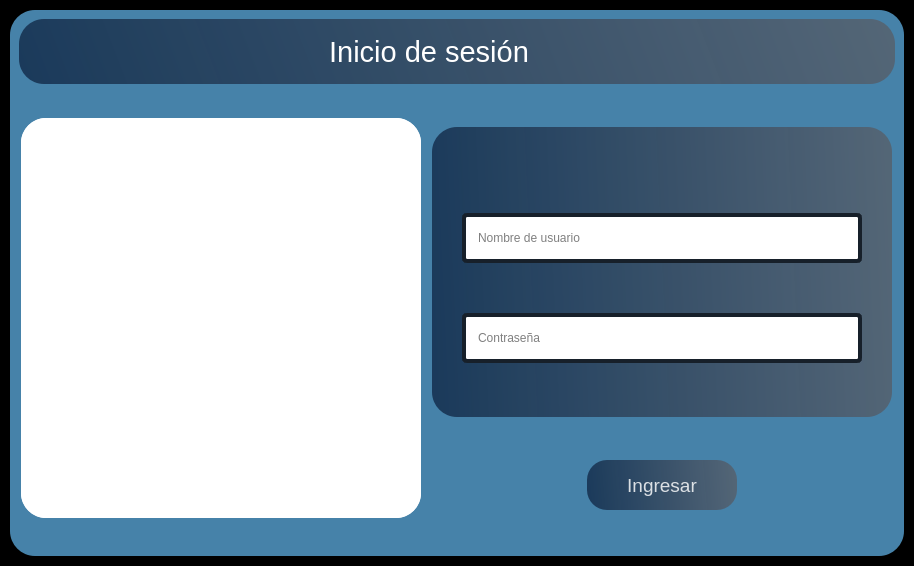
Old version of the form interfaces/loggin.ui in the repository Reinaldito04/App-Consultas-y-Historias-Medicas.
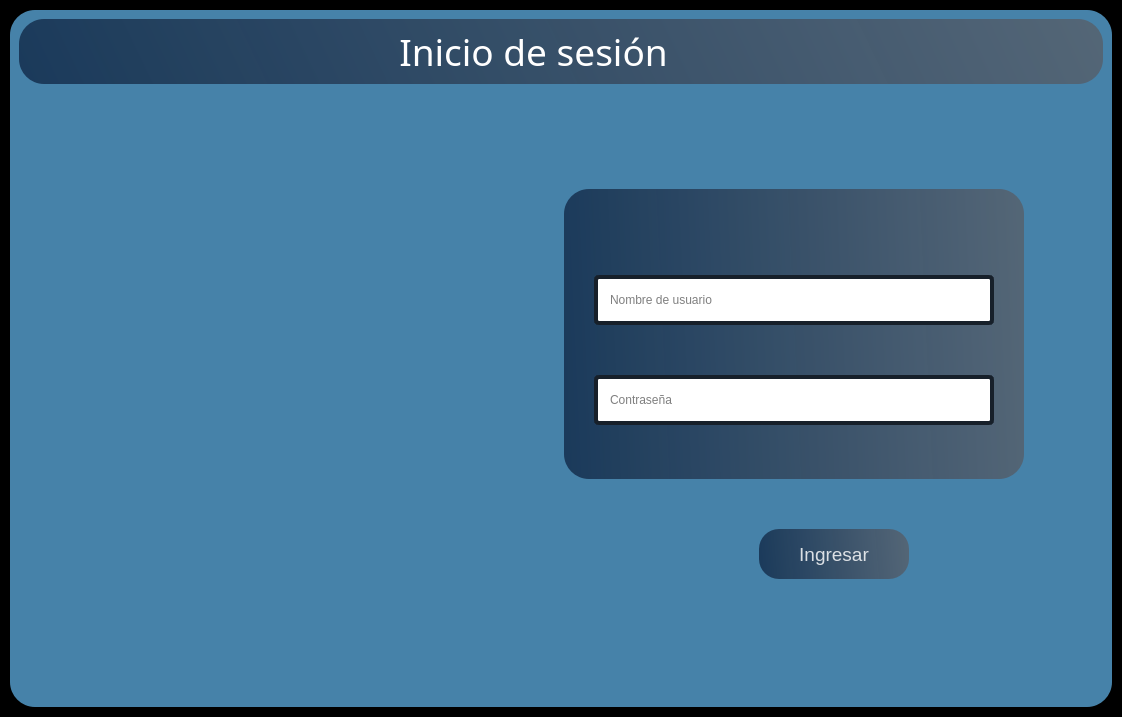
New version of the form. Icons and pictures are not drawn.

Patch:
```diff
--- a/interfaces/loggin.ui
+++ b/interfaces/loggin.ui
@@ -6,8 +6,8 @@
    <rect>
     <x>0</x>
     <y>0</y>
-    <width>914</width>
-    <height>566</height>
+    <width>1122</width>
+    <height>717</height>
    </rect>
   </property>
   <property name="sizePolicy">
@@ -20,7 +20,7 @@
    <string>MainWindow</string>
   </property>
   <widget class="QWidget" name="centralwidget">
-   <layout class="QHBoxLayout" name="horizontalLayout">
+   <layout class="QVBoxLayout" name="verticalLayout_7">
     <property name="spacing">
      <number>0</number>
     </property>
@@ -115,18 +115,18 @@
                 <widget class="QLabel" name="label_3">
                  <property name="font">
                   <font>
-                   <family>MS Shell Dlg 2</family>
-                   <pointsize>22</pointsize>
-                   <weight>9</weight>
+                   <family>Segoe UI Black</family>
+                   <pointsize>28</pointsize>
+                   <weight>10</weight>
                    <italic>false</italic>
                    <bold>false</bold>
                   </font>
                  </property>
                  <property name="styleSheet">
                   <string notr="true">QLabel{
-background-color:none;
+	font: 87 28pt &quot;Segoe UI Black&quot;;
 color:white;
-	font: 75 22pt &quot;MS Shell Dlg 2&quot;;
+background-color:none;
 }</string>
                  </property>
                  <property name="text">
@@ -190,62 +190,51 @@
             </layout>
            </widget>
           </item>
+          <item>
+           <spacer name="verticalSpacer_10">
+            <property name="orientation">
+             <enum>Qt::Vertical</enum>
+            </property>
+            <property name="sizeHint" stdset="0">
+             <size>
+              <width>20</width>
+              <height>35</height>
+             </size>
+            </property>
+           </spacer>
+          </item>
           <item>
            <layout class="QHBoxLayout" name="horizontalLayout_6">
             <item>
-             <spacer name="horizontalSpacer_13">
-              <property name="orientation">
-               <enum>Qt::Horizontal</enum>
-              </property>
-              <property name="sizeHint" stdset="0">
-               <size>
-                <width>40</width>
-                <height>20</height>
-               </size>
-              </property>
-             </spacer>
-            </item>
-            <item>
-             <widget class="QFrame" name="frame_4">
-              <property name="minimumSize">
-               <size>
-                <width>400</width>
-                <height>400</height>
-               </size>
-              </property>
-              <property name="maximumSize">
-               <size>
-                <width>400</width>
-                <height>400</height>
-               </size>
-              </property>
-              <property name="styleSheet">
-               <string notr="true">QFrame{
-background-color:white;
-}</string>
-              </property>
-              <property name="frameShape">
-               <enum>QFrame::StyledPanel</enum>
-              </property>
-              <property name="frameShadow">
-               <enum>QFrame::Raised</enum>
-              </property>
               <layout class="QVBoxLayout" name="verticalLayout_4">
-               <property name="spacing">
-                <number>0</number>
-               </property>
-               <property name="leftMargin">
-                <number>0</number>
-               </property>
-               <property name="topMargin">
-                <number>0</number>
-               </property>
-               <property name="rightMargin">
-                <number>0</number>
-               </property>
-               <property name="bottomMargin">
-                <number>0</number>
-               </property>
+              <item>
+               <spacer name="verticalSpacer_8">
+                <property name="orientation">
+                 <enum>Qt::Vertical</enum>
+                </property>
+                <property name="sizeHint" stdset="0">
+                 <size>
+                  <width>20</width>
+                  <height>40</height>
+                 </size>
+                </property>
+               </spacer>
+              </item>
+              <item>
+               <layout class="QHBoxLayout" name="horizontalLayout">
+                <item>
+                 <spacer name="horizontalSpacer_10">
+                  <property name="orientation">
+                   <enum>Qt::Horizontal</enum>
+                  </property>
+                  <property name="sizeHint" stdset="0">
+                   <size>
+                    <width>40</width>
+                    <height>20</height>
+                   </size>
+                  </property>
+                 </spacer>
+                </item>
                <item>
                 <widget class="QLabel" name="label">
                  <property name="minimumSize">
@@ -263,35 +252,20 @@
                  <property name="styleSheet">
                   <string notr="true">QLabel{
 border:none;
-}</string>
+}
+</string>
                  </property>
                  <property name="text">
                   <string/>
                  </property>
                  <property name="pixmap">
-                  <pixmap>ELEMENTOS GRAFICOS/github.png</pixmap>
+                   <pixmap>ELEMENTOS GRAFICOS/odontologia.png</pixmap>
                  </property>
                  <property name="scaledContents">
                   <bool>true</bool>
                  </property>
                 </widget>
                </item>
-              </layout>
-             </widget>
-            </item>
-            <item>
-             <spacer name="horizontalSpacer_10">
-              <property name="orientation">
-               <enum>Qt::Horizontal</enum>
-              </property>
-              <property name="sizeHint" stdset="0">
-               <size>
-                <width>40</width>
-                <height>20</height>
-               </size>
-              </property>
-             </spacer>
-            </item>
             <item>
              <spacer name="horizontalSpacer_11">
               <property name="orientation">
@@ -305,6 +279,23 @@
               </property>
              </spacer>
             </item>
+               </layout>
+              </item>
+              <item>
+               <spacer name="verticalSpacer_9">
+                <property name="orientation">
+                 <enum>Qt::Vertical</enum>
+                </property>
+                <property name="sizeHint" stdset="0">
+                 <size>
+                  <width>20</width>
+                  <height>40</height>
+                 </size>
+                </property>
+               </spacer>
+              </item>
+             </layout>
+            </item>
             <item>
              <layout class="QVBoxLayout" name="verticalLayout_6">
               <item>
@@ -668,20 +659,33 @@
               </item>
              </layout>
             </item>
+           </layout>
+          </item>
             <item>
-             <spacer name="horizontalSpacer_12">
+           <spacer name="horizontalSpacer_5">
               <property name="orientation">
                <enum>Qt::Horizontal</enum>
               </property>
               <property name="sizeHint" stdset="0">
                <size>
-                <width>40</width>
+              <width>1081</width>
                 <height>20</height>
                </size>
               </property>
              </spacer>
             </item>
-           </layout>
+          <item>
+           <spacer name="verticalSpacer_7">
+            <property name="orientation">
+             <enum>Qt::Vertical</enum>
+            </property>
+            <property name="sizeHint" stdset="0">
+             <size>
+              <width>20</width>
+              <height>40</height>
+             </size>
+            </property>
+           </spacer>
           </item>
          </layout>
         </widget>
```
Lines whose indentation alone changed are shown as unchanged.
